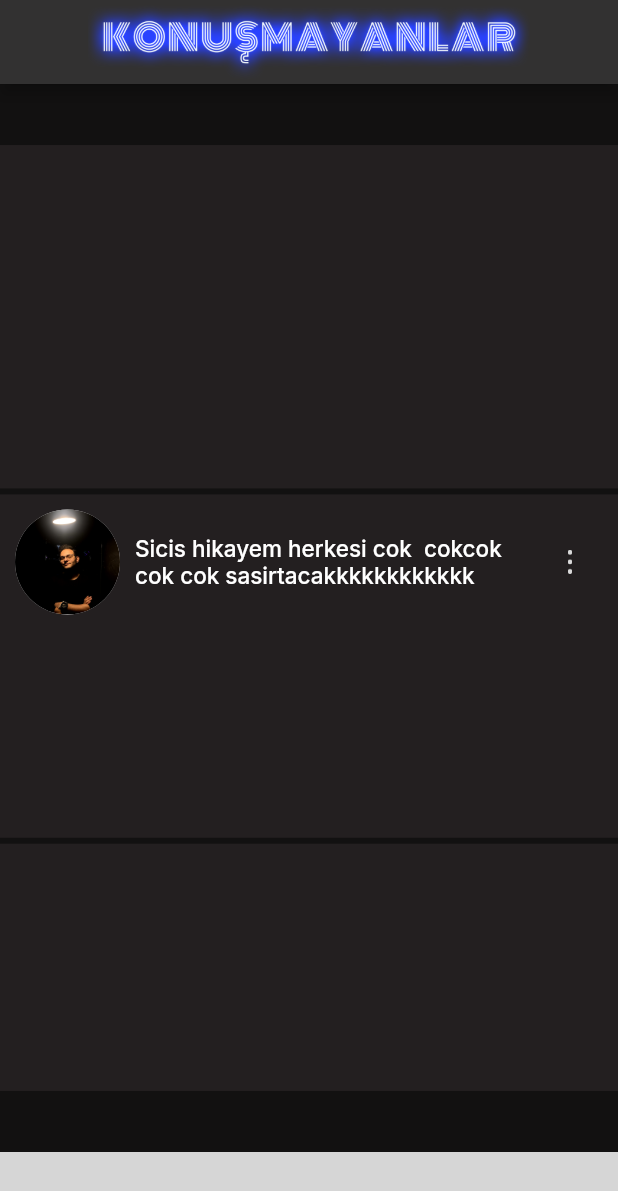
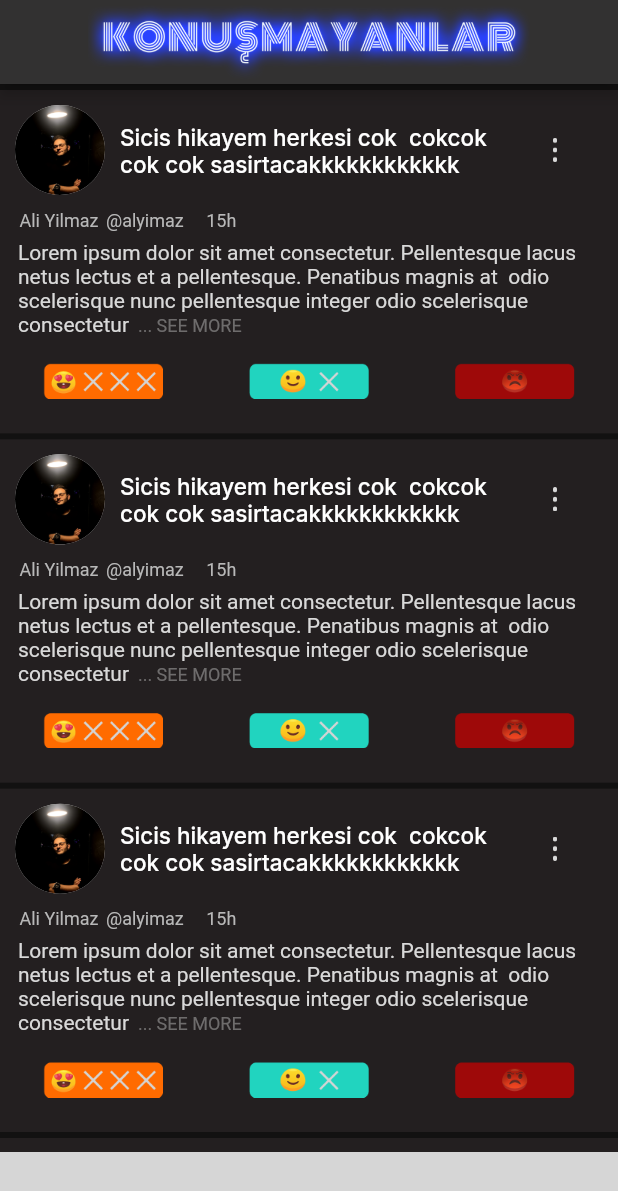
Before and after one commit to alyilmaz99/konusamayanlar_app, a Flutter app: the SignInView screen opened directly, after a tap on "LOGIN", on a phone screen of 412 x 824 dp. Shown: the top 1191 px of the screen. Run offline on Flutter 3.47's test engine with Material 2 defaults, Android fonts, the phone set to English and light mode, and no system bars; our stand-ins replace easy_localization, flutter_svg, google_fonts; missing offline and left inert: molten_navigationbar_flutter, page_animation_transition; network calls fail; Roboto replaces fonts that are missing (Arimo); grey boxes are pictures that could not be loaded.

Commit message:
home_page add

```diff
--- a/lib/core/constants/color_constant.dart
+++ b/lib/core/constants/color_constant.dart
@@ -13,4 +13,5 @@ class ColorConst {
   static const Color navBarBg = Color.fromRGBO(255, 203, 5, 1);
   static const Color navBarSelected = Color.fromRGBO(255, 203, 5, 0.1);
   static const Color homeContainerBg = Color.fromRGBO(35, 31, 32, 1);
+  static const Color textGreyMore = Color.fromRGBO(184, 184, 184, 0.5);
 }
--- /dev/null
+++ b/lib/product/widget/home/text_container.dart
@@ -0,0 +1,192 @@
+import 'package:flutter/material.dart';
+import 'package:google_fonts/google_fonts.dart';
+
+import '../../../core/constants/color_constant.dart';
+import '../report_popup_widget.dart';
+
+class TextContainer extends StatelessWidget {
+  const TextContainer({
+    super.key,
+    required this.height,
+    required this.width,
+    required this.profileImage,
+    required this.title,
+    required this.userName,
+    required this.userTicket,
+    required this.time,
+    required this.content,
+  });
+  final double height;
+  final double width;
+  final String profileImage;
+  final String title;
+  final String userName;
+  final String userTicket;
+  final String time;
+  final String content;
+  @override
+  Widget build(BuildContext context) {
+    return Container(
+      color: ColorConst.homeContainerBg,
+      width: width,
+      height: height / 3.6,
+      child: Column(
+        children: [
+          Row(
+            children: [
+              Padding(
+                padding: const EdgeInsets.all(10.0),
+                child: CircleAvatar(
+                  minRadius: 30,
+                  backgroundImage: AssetImage(profileImage),
+                  backgroundColor: ColorConst.buttonGrey,
+                ),
+              ),
+              SizedBox(
+                width: 270,
+                child: Text(
+                  title,
+                  style: GoogleFonts.inter(
+                    color: Colors.white,
+                    fontSize: 15,
+                    fontWeight: FontWeight.w500,
+                  ),
+                ),
+              ),
+              const SizedBox(
+                width: 10,
+              ),
+              SizedBox(
+                width: 20,
+                child: IconButton(
+                  iconSize: 16,
+                  onPressed: () {
+                    showModalBottomSheet(
+                      context: context,
+                      builder: (context) {
+                        return const ReportPopup();
+                      },
+                    );
+                  },
+                  icon: Image.asset(
+                    'assets/images/three_dot.png',
+                    height: 16,
+                  ),
+                ),
+              )
+            ],
+          ),
+          Row(
+            mainAxisAlignment: MainAxisAlignment.start,
+            children: [
+              const SizedBox(
+                width: 13,
+              ),
+              Text(
+                userName,
+                textAlign: TextAlign.start,
+                style: GoogleFonts.arimo(
+                  color: ColorConst.textGrey,
+                  fontSize: 12,
+                ),
+              ),
+              const SizedBox(
+                width: 5,
+              ),
+              Text(
+                userTicket,
+                textAlign: TextAlign.start,
+                style: GoogleFonts.arimo(
+                  color: ColorConst.textGrey,
+                  fontSize: 12,
+                ),
+              ),
+              const SizedBox(
+                width: 15,
+              ),
+              Text(
+                time,
+                textAlign: TextAlign.start,
+                style: GoogleFonts.arimo(
+                  color: ColorConst.textGrey,
+                  fontSize: 12,
+                ),
+              ),
+            ],
+          ),
+          const SizedBox(
+            height: 6,
+          ),
+          Padding(
+            padding: const EdgeInsets.symmetric(horizontal: 12),
+            child: GestureDetector(
+              onTap: () {
+                //
+              },
+              child: RichText(
+                text: TextSpan(
+                  text: content,
+                  style: GoogleFonts.arimo(
+                    color: ColorConst.buttonGrey,
+                    fontSize: 14,
+                  ),
+                  children: [
+                    TextSpan(
+                      text: '  ... SEE MORE',
+                      style: GoogleFonts.arimo(
+                        fontWeight: FontWeight.w400,
+                        fontSize: 12,
+                        color: ColorConst.textGreyMore,
+                      ),
+                    ),
+                  ],
+                ),
+              ),
+            ),
+          ),
+          const SizedBox(
+            height: 10,
+          ),
+          Row(
+            mainAxisAlignment: MainAxisAlignment.spaceAround,
+            children: [
+              InkWell(
+                onTap: () {},
+                child: Container(
+                  height: 40,
+                  width: 80,
+                  decoration: const BoxDecoration(
+                      image: DecorationImage(
+                    image: AssetImage('assets/images/first_button.png'),
+                  )),
+                ),
+              ),
+              InkWell(
+                onTap: () {},
+                child: Container(
+                  height: 40,
+                  width: 80,
+                  decoration: const BoxDecoration(
+                      image: DecorationImage(
+                    image: AssetImage('assets/images/second_button.png'),
+                  )),
+                ),
+              ),
+              InkWell(
+                onTap: () {},
+                child: Container(
+                  height: 40,
+                  width: 80,
+                  decoration: const BoxDecoration(
+                      image: DecorationImage(
+                    image: AssetImage('assets/images/third_button.png'),
+                  )),
+                ),
+              ),
+            ],
+          )
+        ],
+      ),
+    );
+  }
+}
--- a/lib/view/home/homepage/view/home_page_view.dart
+++ b/lib/view/home/homepage/view/home_page_view.dart
@@ -2,6 +2,7 @@ import 'package:flutter/material.dart';
 import 'package:google_fonts/google_fonts.dart';
 import 'package:konusamayanlar_app/core/base/view/base_view.dart';
 import 'package:konusamayanlar_app/core/constants/color_constant.dart';
+import 'package:konusamayanlar_app/product/widget/home/text_container.dart';
 import 'package:konusamayanlar_app/product/widget/report_popup_widget.dart';
 import 'package:konusamayanlar_app/view/home/homepage/viewmodel/home_page_viewmodel.dart';
 
@@ -17,80 +18,74 @@ class _HomePageState extends HomePageViewModel {
   Widget build(BuildContext context) {
     return BaseView(
       builder: (context, width, height, appBar) {
-        return Column(
-          mainAxisAlignment: MainAxisAlignment.center,
+        return Scaffold(
+          backgroundColor: ColorConst.appBgColor,
+          body: SingleChildScrollView(
+            child: Column(
               children: [
-            Container(
-              color: ColorConst.homeContainerBg,
+                const SizedBox(
+                  height: 4,
+                ),
+                TextContainer(
+                  height: height,
                   width: width,
-              height: height / 3.6,
+                  profileImage: 'assets/images/profile.jpg',
+                  title:
+                      'Sicis hikayem herkesi cok  cokcok cok cok sasirtacakkkkkkkkkkkk',
+                  userName: 'Ali Yilmaz',
+                  userTicket: '@alyimaz',
+                  time: '15h',
+                  content:
+                      'Lorem ipsum dolor sit amet consectetur. Pellentesque lacus netus lectus et a pellentesque. Penatibus magnis at  odio scelerisque nunc pellentesque integer odio scelerisque consectetur',
                 ),
                 const SizedBox(
                   height: 4,
                 ),
-            Container(
-              color: ColorConst.homeContainerBg,
+                TextContainer(
+                  height: height,
                   width: width,
-              height: height / 3.6,
-              child: Column(
-                children: [
-                  Row(
-                    children: [
-                      const Padding(
-                        padding: EdgeInsets.all(10.0),
-                        child: CircleAvatar(
-                          minRadius: 35,
-                          backgroundImage:
-                              AssetImage('assets/images/profile.jpg'),
-                          backgroundColor: ColorConst.buttonGrey,
-                        ),
-                      ),
-                      SizedBox(
-                        width: 270,
-                        child: Text(
+                  profileImage: 'assets/images/profile.jpg',
+                  title:
                       'Sicis hikayem herkesi cok  cokcok cok cok sasirtacakkkkkkkkkkkk',
-                          style: GoogleFonts.inter(
-                            color: Colors.white,
-                            fontSize: 15,
-                            fontWeight: FontWeight.w500,
-                          ),
-                        ),
-                      ),
-                      const SizedBox(
-                        width: 10,
-                      ),
-                      SizedBox(
-                        width: 20,
-                        child: IconButton(
-                          iconSize: 16,
-                          onPressed: () {
-                            showModalBottomSheet(
-                              context: context,
-                              builder: (context) {
-                                return const ReportPopup();
-                              },
-                            );
-                          },
-                          icon: Image.asset(
-                            'assets/images/three_dot.png',
-                            height: 16,
-                          ),
-                        ),
-                      )
-                    ],
-                  )
-                ],
-              ),
+                  userName: 'Ali Yilmaz',
+                  userTicket: '@alyimaz',
+                  time: '15h',
+                  content:
+                      'Lorem ipsum dolor sit amet consectetur. Pellentesque lacus netus lectus et a pellentesque. Penatibus magnis at  odio scelerisque nunc pellentesque integer odio scelerisque consectetur',
                 ),
                 const SizedBox(
                   height: 4,
                 ),
-            Container(
-              color: ColorConst.homeContainerBg,
+                TextContainer(
+                  height: height,
                   width: width,
-              height: height / 5,
+                  profileImage: 'assets/images/profile.jpg',
+                  title:
+                      'Sicis hikayem herkesi cok  cokcok cok cok sasirtacakkkkkkkkkkkk',
+                  userName: 'Ali Yilmaz',
+                  userTicket: '@alyimaz',
+                  time: '15h',
+                  content:
+                      'Lorem ipsum dolor sit amet consectetur. Pellentesque lacus netus lectus et a pellentesque. Penatibus magnis at  odio scelerisque nunc pellentesque integer odio scelerisque consectetur',
+                ),
+                const SizedBox(
+                  height: 4,
+                ),
+                TextContainer(
+                  height: height,
+                  width: width,
+                  profileImage: 'assets/images/profile.jpg',
+                  title:
+                      'Sicis hikayem herkesi cok  cokcok cok cok sasirtacakkkkkkkkkkkk',
+                  userName: 'Ali Yilmaz',
+                  userTicket: '@alyimaz',
+                  time: '15h',
+                  content:
+                      'Lorem ipsum dolor sit amet consectetur. Pellentesque lacus netus lectus et a pellentesque. Penatibus magnis at  odio scelerisque nunc pellentesque integer odio scelerisque consectetur',
                 ),
               ],
+            ),
+          ),
         );
       },
     );
--- a/lib/view/home/mainpage/viewmodel/main_page_viewmodel.dart
+++ b/lib/view/home/mainpage/viewmodel/main_page_viewmodel.dart
@@ -8,6 +8,6 @@ abstract class MainPageViewModel extends State<MainPageView> {
   List<Widget> screenList = [
     const HomePage(),
     const Text('Second Page'),
-    const Text('Third Page'),
+    const ProfileView(),
   ];
 }
```
Lines whose indentation alone changed are shown as unchanged.
